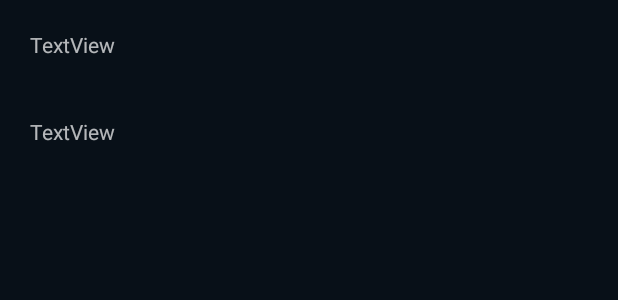
After one commit to h-d3v/todo-app, an Android app: the layout frag_voir_desc_billet.xml on its own in the app's theme, with its tools: preview values and no code run, on a phone screen of 412 x 824 dp. The commit adds this screen. Shown: the top 300 px of the screen. Run offline under Robolectric (Android 15) with nearby library versions, the phone set to English and light mode, and no system bars.

Commit message:
Ajout de la visualisation des détails d'un billet selon l'architecture épurée

```diff
--- a/app/src/main/java/dti/g25/maitredesbillets/présentation/ContratVuePrésenteurVoirBillet.java
+++ b/app/src/main/java/dti/g25/maitredesbillets/présentation/ContratVuePrésenteurVoirBillet.java
@@ -9,12 +9,11 @@ public interface ContratVuePrésenteurVoirBillet{
 
     public interface  IVueVoirBille{
         public void rafraîchir();
-
         void onSwiped(@NonNull RecyclerView.ViewHolder viewHolder, int direction);
     }
 
     public interface  IPrésenteurVoirBillet{
-        public void requêteAfficherDétailBillet(int position);
+        void requêteVoirDescBillet(int positionBillet);
         public void requêteSupprimerBillet(int position);
         public void requêteModifierBillet(int position);
         public void requêteCréerBillet();
--- a/app/src/main/java/dti/g25/maitredesbillets/présentation/vue/VueNewProjet.java
+++ b/app/src/main/java/dti/g25/maitredesbillets/présentation/vue/VueNewProjet.java
@@ -51,7 +51,7 @@ public class VueNewProjet extends Fragment implements ContratVuePresenteurNewPro
     }
 
     /**
-     * @return le titre du nouveau projet entré parl'utilisateur
+     * @return le titre du nouveau projet entré par l'utilisateur
      */
     @Override
     public String getTitre() {
--- a/app/src/main/java/dti/g25/maitredesbillets/présentation/vue/VuePrincipale.java
+++ b/app/src/main/java/dti/g25/maitredesbillets/présentation/vue/VuePrincipale.java
@@ -4,8 +4,6 @@ import android.os.Bundle;
 import android.view.LayoutInflater;
 import android.view.View;
 import android.view.ViewGroup;
-
-
 
 import androidx.annotation.NonNull;
 import androidx.core.content.ContextCompat;
--- a/app/src/main/java/dti/g25/maitredesbillets/présentation/vue/VueVoirBillet.java
+++ b/app/src/main/java/dti/g25/maitredesbillets/présentation/vue/VueVoirBillet.java
@@ -48,7 +48,6 @@ public class VueVoirBillet extends Fragment implements ContratVuePrésenteurVoir
                 présenteur.requêteCréerBillet();
             }
         });
-
         return vue;
     }
 
--- a/app/src/main/java/dti/g25/maitredesbillets/ui/activité/voirBilletActivity.java
+++ b/app/src/main/java/dti/g25/maitredesbillets/ui/activité/voirBilletActivity.java
@@ -22,7 +22,7 @@ public class voirBilletActivity extends AppCompatActivity {
         Modèle modèle= new Modèle(this, new DAOFactorySQLite());
         VueVoirBillet vue=new VueVoirBillet();
 
-        int positionProjet = getIntent().getIntExtra("EXTRA_POSITION_PROJET", -1);
+        int positionProjet = getIntent().getIntExtra( "EXTRA_POSITION_PROJET", -1);
         présenteur=new PrésenteurVoirBillet(this, vue, modèle, positionProjet);
         vue.setPrésenteur(présenteur);
 
--- a/app/src/main/res/layout/billet_view.xml
+++ b/app/src/main/res/layout/billet_view.xml
@@ -1,7 +1,5 @@
 <?xml version="1.0" encoding="utf-8"?>
 <LinearLayout xmlns:android="http://schemas.android.com/apk/res/android"
-    xmlns:app="http://schemas.android.com/apk/res-auto"
-    xmlns:tools="http://schemas.android.com/tools"
     android:orientation="horizontal"
     android:layout_width="match_parent"
     android:layout_height="wrap_content">
@@ -15,7 +13,7 @@
 
     <Button
         android:id="@+id/btnVoirDétail"
-        android:layout_width="30dp"
+        android:layout_width="3dp"
         android:layout_height="match_parent"
         android:layout_weight="1"
         android:text="Voir billet" />
--- /dev/null
+++ b/app/src/main/res/layout/frag_voir_desc_billet.xml
@@ -0,0 +1,22 @@
+<?xml version="1.0" encoding="utf-8"?>
+<LinearLayout
+    xmlns:android="http://schemas.android.com/apk/res/android" android:layout_width="match_parent"
+    android:layout_height="match_parent"
+    android:background="@color/backgroundBlack"
+    android:gravity="center_horizontal"
+    android:orientation="vertical"
+    android:padding="20dp">
+
+    <TextView
+        android:id="@+id/tvTitreBillet"
+        android:layout_width="match_parent"
+        android:layout_height="58dp"
+        android:text="TextView" />
+
+    <TextView
+        android:layout_width="match_parent"
+        android:layout_height="242dp"
+        android:id="@+id/tvDescBillet"
+        android:text="TextView" />
+
+</LinearLayout>
```
Also changed, not shown: app/src/main/AndroidManifest.xml (+4 -3 lines), app/src/main/java/dti/g25/maitredesbillets/présentation/ContratVuePresenteurVoirDescBillet.java (added, +15 -0 lines), app/src/main/java/dti/g25/maitredesbillets/présentation/présenteur/PresenteurVoirDescBillet.java (added, +44 -0 lines), app/src/main/java/dti/g25/maitredesbillets/présentation/présenteur/PrésenteurVoirBillet.java (+9 -17 lines), app/src/main/java/dti/g25/maitredesbillets/présentation/vue/BilletAdapter.java (+6 -6 lines), app/src/main/java/dti/g25/maitredesbillets/présentation/vue/VueVoirDescBillet.java (added, +41 -0 lines), app/src/main/java/dti/g25/maitredesbillets/ui/activité/VoirDescBilletActivity.java (added, +38 -0 lines), app/src/main/res/layout/activity_voir_desc_billet.xml (added, +10 -0 lines).
